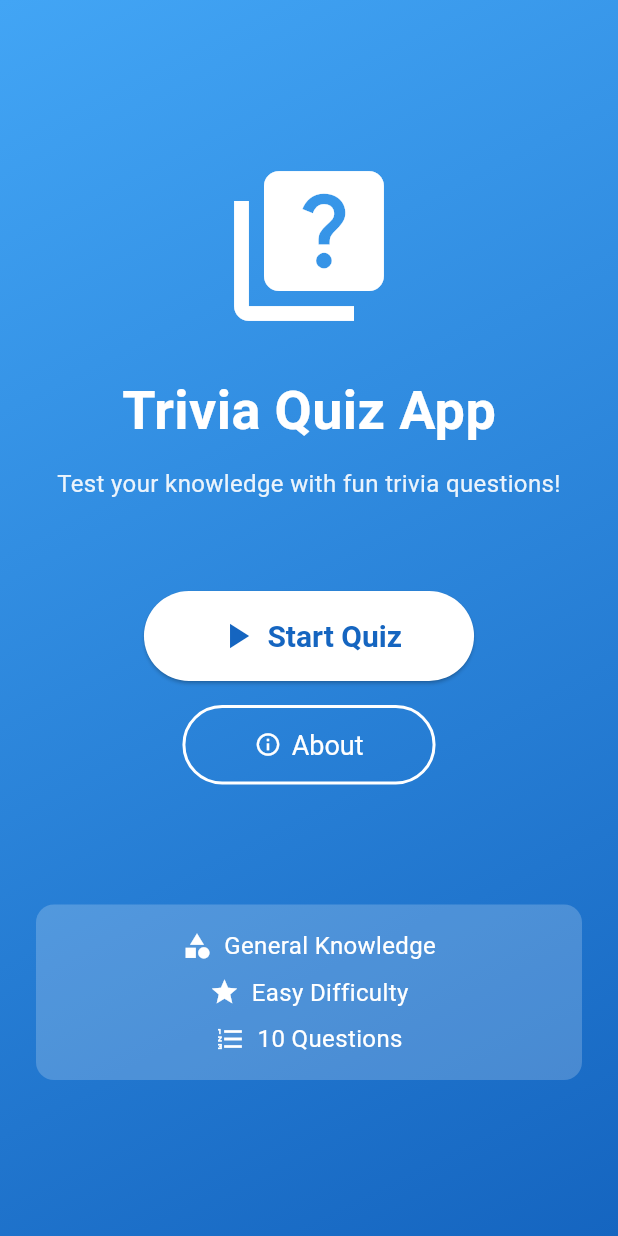
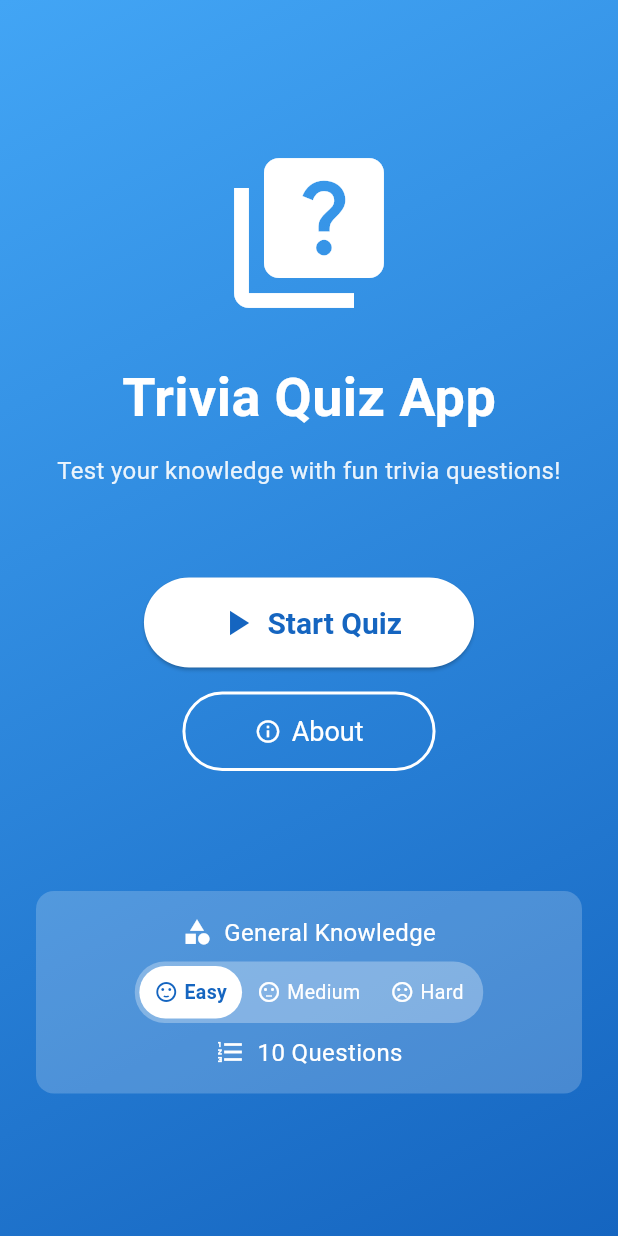
Before and after one commit to phitly/inclass18, a Flutter app: the screen it shows after launch, on a phone screen of 412 x 824 dp. Run offline on Flutter 3.47's test engine with Material 3 defaults, Android fonts, the phone set to English and light mode, and no system bars.

Commit message:
added difficulty option

```diff
--- a/lib/screens/home_screen.dart
+++ b/lib/screens/home_screen.dart
@@ -1,7 +1,14 @@
 import 'package:flutter/material.dart';
 import 'quiz_screen.dart';
 
-class HomeScreen extends StatelessWidget {
+class HomeScreen extends StatefulWidget {
+  @override
+  _HomeScreenState createState() => _HomeScreenState();
+}
+
+class _HomeScreenState extends State<HomeScreen> {
+  String _selectedDifficulty = 'easy';
+
   @override
   Widget build(BuildContext context) {
     return Scaffold(
@@ -48,7 +55,9 @@ class HomeScreen extends StatelessWidget {
                     onPressed: () {
                       Navigator.push(
                         context,
-                        MaterialPageRoute(builder: (context) => QuizScreen()),
+                        MaterialPageRoute(
+                          builder: (context) => QuizScreen(difficulty: _selectedDifficulty),
+                        ),
                       );
                     },
                     icon: Icon(Icons.play_arrow, size: 28),
@@ -101,17 +110,7 @@ class HomeScreen extends StatelessWidget {
                           ],
                         ),
                         SizedBox(height: 8),
-                        Row(
-                          mainAxisAlignment: MainAxisAlignment.center,
-                          children: [
-                            Icon(Icons.star, color: Colors.white, size: 20),
-                            SizedBox(width: 8),
-                            Text(
-                              'Easy Difficulty',
-                              style: TextStyle(color: Colors.white, fontSize: 16),
-                            ),
-                          ],
-                        ),
+                        _buildDifficultySelector(),
                         SizedBox(height: 8),
                         Row(
                           mainAxisAlignment: MainAxisAlignment.center,
@@ -185,4 +184,58 @@ class HomeScreen extends StatelessWidget {
       },
     );
   }
+
+  Widget _buildDifficultySelector() {
+    return Container(
+      padding: EdgeInsets.all(3),
+      decoration: BoxDecoration(
+        color: Colors.white.withOpacity(0.3),
+        borderRadius: BorderRadius.circular(20),
+      ),
+      child: Row(
+        mainAxisSize: MainAxisSize.min,
+        children: [
+          _buildDifficultyButton('easy', 'Easy', Icons.sentiment_satisfied),
+          _buildDifficultyButton('medium', 'Medium', Icons.sentiment_neutral),
+          _buildDifficultyButton('hard', 'Hard', Icons.sentiment_very_dissatisfied),
+        ],
+      ),
+    );
+  }
+
+  Widget _buildDifficultyButton(String difficulty, String label, IconData icon) {
+    bool isSelected = _selectedDifficulty == difficulty;
+    return GestureDetector(
+      onTap: () {
+        setState(() {
+          _selectedDifficulty = difficulty;
+        });
+      },
+      child: Container(
+        padding: EdgeInsets.symmetric(horizontal: 10, vertical: 8),
+        decoration: BoxDecoration(
+          color: isSelected ? Colors.white : Colors.transparent,
+          borderRadius: BorderRadius.circular(18),
+        ),
+        child: Row(
+          children: [
+            Icon(
+              icon,
+              color: isSelected ? Colors.blue[800] : Colors.white,
+              size: 16,
+            ),
+            SizedBox(width: 4),
+            Text(
+              label,
+              style: TextStyle(
+                color: isSelected ? Colors.blue[800] : Colors.white,
+                fontWeight: isSelected ? FontWeight.bold : FontWeight.normal,
+                fontSize: 13,
+              ),
+            ),
+          ],
+        ),
+      ),
+    );
+  }
 }
--- a/lib/screens/quiz_screen.dart
+++ b/lib/screens/quiz_screen.dart
@@ -3,6 +3,10 @@ import '../models/question.dart';
 import '../services/api_service.dart';
 
 class QuizScreen extends StatefulWidget {
+  final String difficulty;
+
+  QuizScreen({this.difficulty = 'easy'});
+
   @override
   _QuizScreenState createState() => _QuizScreenState();
 }
@@ -24,7 +28,7 @@ class _QuizScreenState extends State<QuizScreen> {
 
   Future<void> _loadQuestions() async {
     try {
-      final questions = await ApiService.fetchQuestions();
+      final questions = await ApiService.fetchQuestions(difficulty: widget.difficulty);
       setState(() {
         _questions = questions;
         _loading = false;
--- a/lib/services/api_service.dart
+++ b/lib/services/api_service.dart
@@ -3,10 +3,10 @@ import 'package:http/http.dart' as http;
 import '../models/question.dart';
 
 class ApiService {
-  static Future<List<Question>> fetchQuestions() async {
+  static Future<List<Question>> fetchQuestions({String difficulty = 'easy'}) async {
     final response = await http.get(
       Uri.parse(
-          'https://opentdb.com/api.php?amount=10&category=9&difficulty=easy&type=multiple'),
+          'https://opentdb.com/api.php?amount=10&category=9&difficulty=$difficulty&type=multiple'),
     );
 
     if (response.statusCode == 200) {
```
